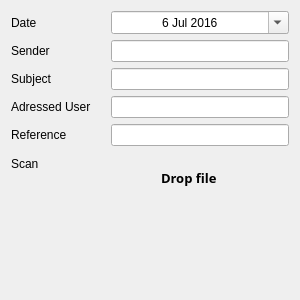
The window that MyQtness/ui/letter_form.ui (MazeFX/pat) describes before a commit, drawn with Qt 5.
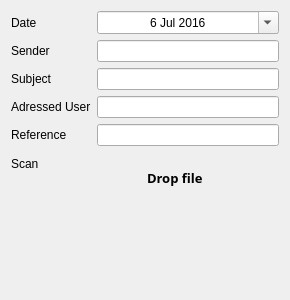
The same window after the commit.

```diff
--- a/MyQtness/ui/letter_form.ui
+++ b/MyQtness/ui/letter_form.ui
@@ -1,41 +1,27 @@
 <?xml version="1.0" encoding="UTF-8"?>
 <ui version="4.0">
- <author>MazeFX</author>
- <class>letter_form</class>
- <widget class="QMainWindow" name="letter_form">
+ <class>LetterForm</class>
+ <widget class="QWidget" name="LetterForm">
   <property name="geometry">
    <rect>
     <x>0</x>
     <y>0</y>
-    <width>300</width>
+    <width>290</width>
     <height>300</height>
    </rect>
   </property>
   <property name="windowTitle">
-   <string>letter_form</string>
-  </property>
-  <property name="styleSheet">
-   <string notr="true"/>
-  </property>
-  <widget class="QWidget" name="centralWidget">
-   <property name="maximumSize">
-    <size>
-     <width>16777215</width>
-     <height>16777215</height>
-    </size>
+   <string>Form</string>
    </property>
    <layout class="QFormLayout" name="formLayout">
-    <property name="horizontalSpacing">
-     <number>20</number>
-    </property>
-    <item row="1" column="0">
+   <item row="0" column="0">
      <widget class="QLabel" name="dateLabel">
       <property name="text">
        <string>Date</string>
       </property>
      </widget>
     </item>
-    <item row="1" column="1">
+   <item row="0" column="1">
      <widget class="QDateEdit" name="dateDateEdit">
       <property name="wrapping">
        <bool>false</bool>
@@ -68,44 +54,44 @@
       </property>
      </widget>
     </item>
-    <item row="2" column="0">
+   <item row="1" column="0">
      <widget class="QLabel" name="senderLabel">
       <property name="text">
        <string>Sender</string>
       </property>
      </widget>
     </item>
-    <item row="2" column="1">
+   <item row="1" column="1">
      <widget class="QLineEdit" name="senderLineEdit"/>
     </item>
-    <item row="3" column="0">
+   <item row="2" column="0">
      <widget class="QLabel" name="subjectLabel">
       <property name="text">
        <string>Subject</string>
       </property>
      </widget>
     </item>
-    <item row="3" column="1">
+   <item row="2" column="1">
      <widget class="QLineEdit" name="subjectLineEdit"/>
     </item>
-    <item row="4" column="0">
+   <item row="3" column="0">
      <widget class="QLabel" name="UserLabel">
       <property name="text">
        <string>Adressed User</string>
       </property>
      </widget>
     </item>
-    <item row="4" column="1">
+   <item row="3" column="1">
      <widget class="QLineEdit" name="UserLineEdit"/>
     </item>
-    <item row="5" column="0">
+   <item row="4" column="0">
      <widget class="QLabel" name="referenceLabel">
       <property name="text">
        <string>Reference</string>
       </property>
      </widget>
     </item>
-    <item row="5" column="1">
+   <item row="4" column="1">
      <widget class="QLineEdit" name="referenceLineEdit">
       <property name="toolTip">
        <string/>
@@ -118,14 +104,14 @@
       </property>
      </widget>
     </item>
-    <item row="6" column="0">
+   <item row="5" column="0">
      <widget class="QLabel" name="scanLabel">
       <property name="text">
        <string>Scan</string>
       </property>
      </widget>
     </item>
-    <item row="6" column="1">
+   <item row="5" column="1">
      <widget class="QWidget" name="widget" native="true">
       <property name="sizePolicy">
        <sizepolicy hsizetype="Preferred" vsizetype="Preferred">
@@ -167,8 +153,6 @@
     </item>
    </layout>
   </widget>
- </widget>
- <layoutdefault spacing="6" margin="11"/>
  <resources/>
  <connections/>
 </ui>
```
Lines whose indentation alone changed are shown as unchanged.
